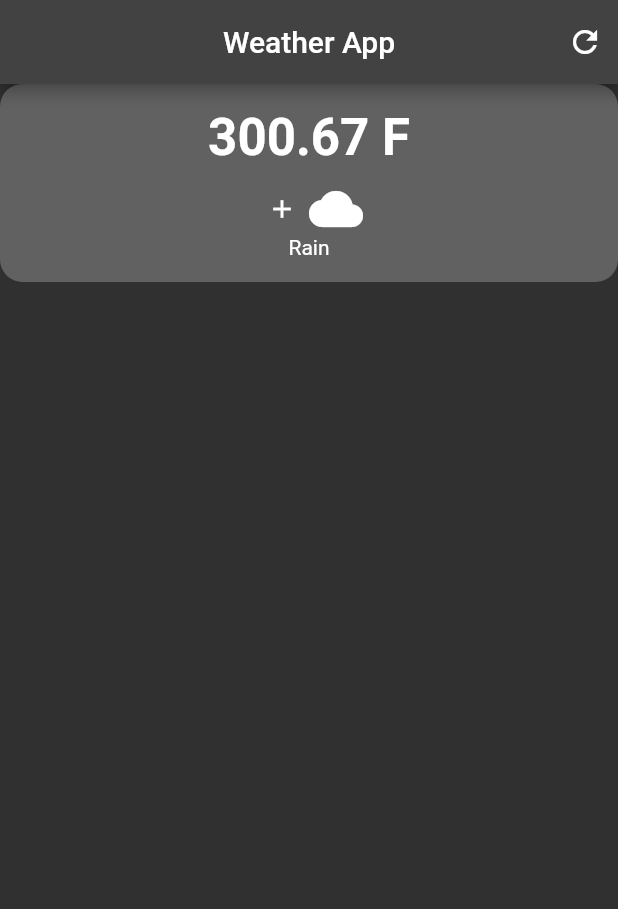
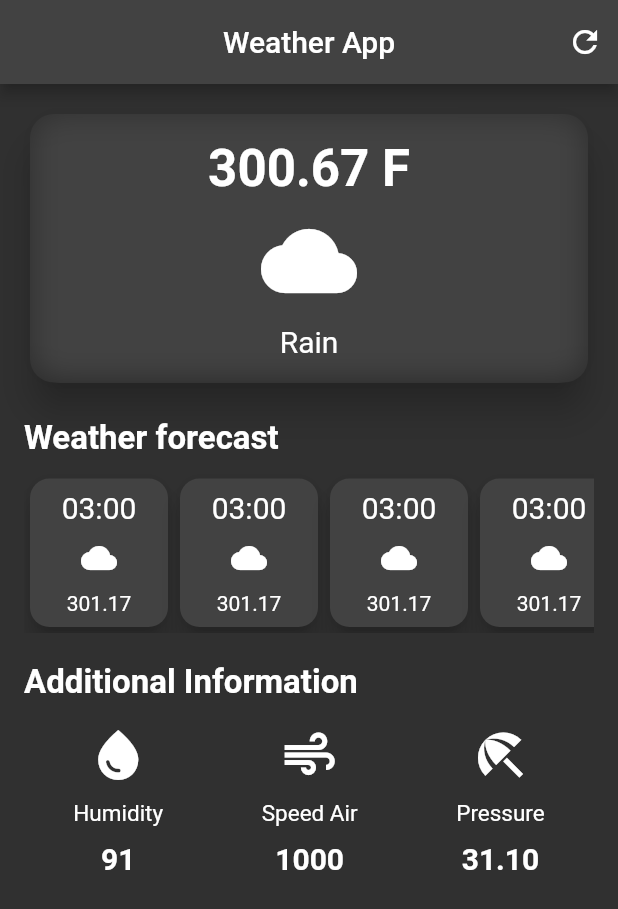
Before and after one commit to sovaamahato/weather_app, a Flutter app: the screen it shows after launch, on a phone screen of 412 x 824 dp. Shown: the top 909 px of the screen. Run offline on Flutter 3.47's test engine with Material 2 defaults, Android fonts, the phone set to English and light mode, and no system bars.

Commit message:
ui complete

```diff
--- a/lib/home_page.dart
+++ b/lib/home_page.dart
@@ -1,60 +1,119 @@
+import 'dart:ui';
+
 import 'package:flutter/material.dart';
+import 'package:practice/main.dart';
+import 'package:practice/my_card1.dart';
+import 'package:practice/my_card2.dart';
 
 class HomePage extends StatelessWidget {
   @override
   Widget build(BuildContext context) {
     return Scaffold(
       appBar: AppBar(
-
         centerTitle: true,
-
         title: const Text(
-
           "Weather App",
-
         ),
-      actions:const  [
+        actions: const [
           Padding(
             padding: EdgeInsets.all(10.0),
             child: Icon(Icons.refresh),
           ),
-      ],),
+        ],
+      ),
+      body: Padding(
+        padding: EdgeInsets.all(16.0),
+        child: Column(crossAxisAlignment: CrossAxisAlignment.start, children: [
+          //first box-------------------
+          SizedBox(
+            width: double.infinity,
+            child: Card(
+              elevation: 10,
+              shape: RoundedRectangleBorder(
+                  borderRadius: BorderRadius.circular(20)),
+              child: ClipRRect(
+                borderRadius: BorderRadius.circular(16),
+                child: BackdropFilter(
+                  //this back drop filter used to merge the card with background and gives a blur effect
+                  filter: ImageFilter.blur(sigmaX: 10, sigmaY: 10),
+                  child: const Padding(
+                    padding: EdgeInsets.all(16.0),
+                    child: Column(children: [
+                      Text(
+                        "300.67 F",
+                        style: TextStyle(
+                            fontSize: 34, fontWeight: FontWeight.bold),
+                      ),
+                      SizedBox(
+                        height: 10,
+                      ),
+                      Icon(
+                        Icons.cloud,
+                        size: 64,
+                      ),
+                      SizedBox(
+                        height: 10,
+                      ),
+                      Text(
+                        "Rain",
+                        style: TextStyle(fontSize: 20),
+                      ),
+                    ]),
+                  ),
+                ),
+              ),
+            ),
+          ),
 
-      body: Column(
-        mainAxisAlignment: MainAxisAlignment.start,
+          //text -weather forcast-------------------------
+          const SizedBox(
+            height: 20,
+          ),
+          const Text(
+            "Weather forecast",
+            style: TextStyle(fontSize: 22, fontWeight: FontWeight.bold),
+          ),
+const SizedBox(height: 10,),
+          //listview horizontal----------------------
+         const  SingleChildScrollView(
+            scrollDirection: Axis.horizontal,
+            child: Row(
               children: [
+                MyCard1(),
+                MyCard1(),
+                MyCard1(),
+                MyCard1(),
+                MyCard1(),
 
-        //first box-------------------
-        Container(
-          padding: const EdgeInsets.all(15),
-          decoration: BoxDecoration(borderRadius: BorderRadius.circular(15),
-          color: Colors.grey[700]
+              ],
             ),
-          child: const Column(children: [
-            Text("300.67 F",style: TextStyle(fontSize: 34,fontWeight: FontWeight.bold),),
-            SizedBox(height: 10,),
+          ),
+          //text-----------------------
+
+          const SizedBox(
+            height: 20,
+          ),
+          const Text(
+            "Additional Information",
+            style: TextStyle(fontSize: 22, fontWeight: FontWeight.bold),
+          ),
+          //icons with text wala row--------------------------
+
+           const SizedBox(height: 15,),
             Row(
-              mainAxisAlignment: MainAxisAlignment.center,
+              mainAxisAlignment: MainAxisAlignment.spaceAround,
               children: [
-                Padding(
-                  padding: EdgeInsets.all(8.0),
-                  child: Icon(Icons.add,size: 20,),
-                ),
-                Icon(Icons.cloud,size: 36,),
+                MyCard2(title: "Humidity", icon: Icons.water_drop,number: "91",),
+                MyCard2(title: "Speed Air", icon: Icons.air,number: "1000",),
+                MyCard2(title: "Pressure", icon: Icons.beach_access,number: "31.10",),
+
+
+
               ],
             ),
 
-            Text("Rain"),
-
         ]),
       ),
-
-        //text -weather forcast-------------------------
-
-        //listview horizontal----------------------
-        //text-----------------------
-        //icons with text wala row--------------------------
-      ]),
     );
   }
 }
--- /dev/null
+++ b/lib/my_card1.dart
@@ -0,0 +1,35 @@
+import 'package:flutter/material.dart';
+
+
+class MyCard1 extends StatelessWidget {
+  const MyCard1({super.key});
+
+  @override
+  Widget build(BuildContext context) {
+    return SizedBox(
+                  width: 100,
+                  child: Card(
+                    shape: RoundedRectangleBorder(
+                        borderRadius: BorderRadius.circular(13)),
+                    elevation: 6,
+                    child: const Padding(
+                      padding: EdgeInsets.all(8.0),
+                      child: Column(children: [
+                        Text(
+                          "03:00",
+                          style: TextStyle(fontSize: 20),
+                        ),
+                        SizedBox(
+                          height: 10,
+                        ),
+                        Icon(Icons.cloud),
+                        SizedBox(
+                          height: 10,
+                        ),
+                        Text("301.17")
+                      ]),
+                    ),
+                  ),
+                );
+  }
+}
--- /dev/null
+++ b/lib/my_card2.dart
@@ -0,0 +1,39 @@
+import 'package:flutter/material.dart';
+
+
+class MyCard2 extends StatelessWidget {
+  final  String title;
+  final IconData icon;
+  final String number;
+  MyCard2(
+    {
+      super.key,
+      required this.title, required this.icon,required this.number});
+
+
+  @override
+  Widget build(BuildContext context) {
+    return Container(
+
+
+
+        child: Column(children: [
+          Icon(icon,size: 40,),
+          const SizedBox(
+            height: 10,
+          ),
+          Text(
+            title,
+            style: const TextStyle(fontSize: 15),
+          ),
+          const SizedBox(
+            height: 10,
+          ),
+
+
+          Text(number,style: const TextStyle(fontSize: 20,fontWeight: FontWeight.bold,),)
+        ]),
+
+    );
+  }
+}
```
Lines whose indentation alone changed are shown as unchanged.
